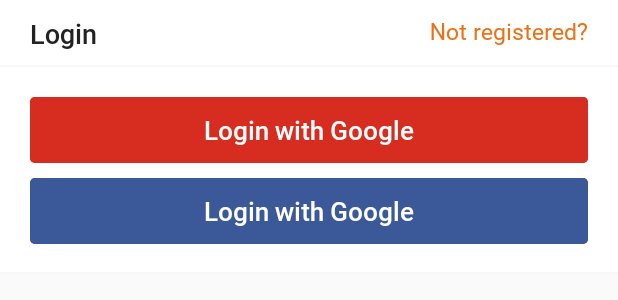
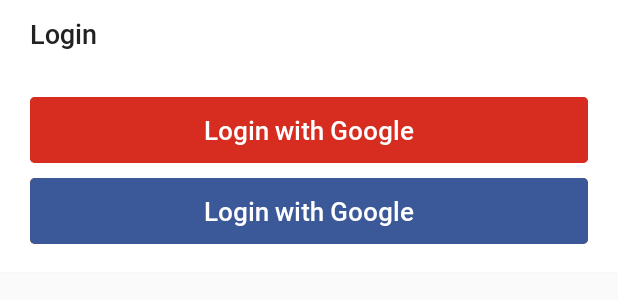
Before and after one commit to gapgag55/Restaury-wireless-subject, an Android app: the layout bottom_sheet_login.xml on its own in the app's theme, with its tools: preview values and no code run, on a phone screen of 412 x 824 dp. Shown: the top 300 px of the screen. Run offline under Robolectric (Android 15) with nearby library versions, the phone set to English and light mode, and no system bars.

Commit message:
Update bottom_sheet_login

```diff
--- a/app/src/main/res/layout/activity_customize.xml
+++ b/app/src/main/res/layout/activity_customize.xml
@@ -316,10 +316,11 @@
             android:layout_width="match_parent"
             android:layout_height="wrap_content"
             android:orientation="horizontal">
+
             <RelativeLayout
                 android:layout_width="wrap_content"
                 android:layout_height="wrap_content"
-                android:layout_marginRight="150dp"
+                android:layout_marginRight="190dp"
                 android:layout_centerVertical="true">
 
                 <Button
--- a/app/src/main/res/layout/bottom_sheet_login.xml
+++ b/app/src/main/res/layout/bottom_sheet_login.xml
@@ -8,38 +8,20 @@
     android:orientation="vertical"
     app:layout_behavior="android.support.design.widget.BottomSheetBehavior">
 
-
-    <RelativeLayout
-        android:layout_width="match_parent"
+    <TextView
+        android:layout_width="wrap_content"
         android:layout_height="wrap_content"
-        android:background="@drawable/divider"
+        android:text="Login"
+        android:fontFamily="@font/roboto_medium"
+        android:textSize="18sp"
         android:paddingLeft="20dp"
         android:paddingRight="20dp"
         android:paddingTop="10dp"
-        android:paddingBottom="10dp">
+        android:paddingBottom="10dp"
+        android:textColor="@color/colorFont"
+        android:layout_alignParentLeft="true"
+        />
 
-        <TextView
-            android:layout_width="wrap_content"
-            android:layout_height="wrap_content"
-            android:text="Login"
-            android:fontFamily="@font/roboto_medium"
-            android:textSize="18sp"
-            android:textColor="@color/colorFont"
-            android:layout_alignParentLeft="true"
-            />
-
-        <TextView
-            android:id="@+id/linker"
-            android:layout_width="wrap_content"
-            android:layout_height="wrap_content"
-            android:text="Not registered?"
-            android:fontFamily="@font/roboto_regular"
-            android:textSize="15sp"
-            android:textColor="@color/colorSecondary"
-            android:layout_alignParentRight="true"
-            />
-
-    </RelativeLayout>
 
     <RelativeLayout
         android:layout_width="match_parent"
```
